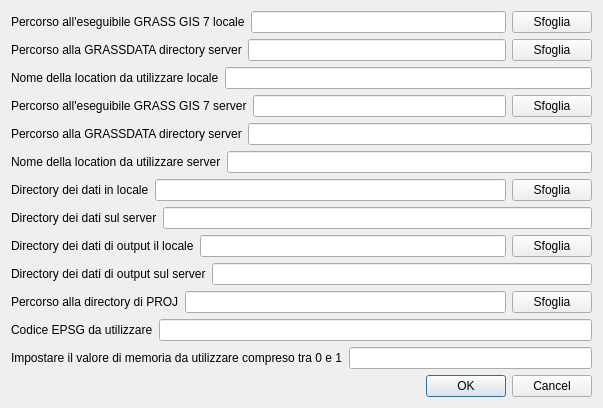
Before: the Qt Designer form ui/settings.ui in ProvinciaAutonomaTrento/STEM, drawn with Qt 5.
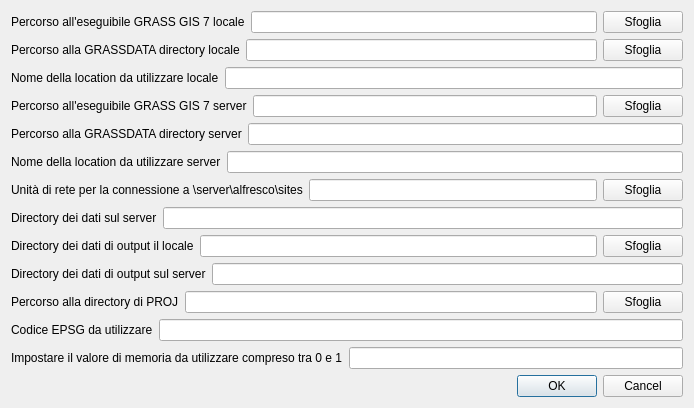
After: the same form once the commit is applied.

Diff of the .ui file:
```diff
--- a/ui/settings.ui
+++ b/ui/settings.ui
@@ -6,8 +6,8 @@
    <rect>
     <x>0</x>
     <y>0</y>
-    <width>603</width>
-    <height>376</height>
+    <width>694</width>
+    <height>405</height>
    </rect>
   </property>
   <property name="windowTitle">
@@ -42,7 +42,7 @@
        <item>
         <widget class="QLabel" name="label_grassdata">
          <property name="text">
-          <string>Percorso alla GRASSDATA directory server</string>
+          <string>Percorso alla GRASSDATA directory locale</string>
          </property>
         </widget>
        </item>
@@ -126,7 +126,7 @@
        <item>
         <widget class="QLabel" name="label_localdata">
          <property name="text">
-          <string>Directory dei dati in locale</string>
+          <string>&lt;html&gt;&lt;head/&gt;&lt;body&gt;&lt;p&gt;Unità di rete per la connessione a \server\alfresco\sites&lt;/p&gt;&lt;/body&gt;&lt;/html&gt;</string>
          </property>
         </widget>
        </item>
```
